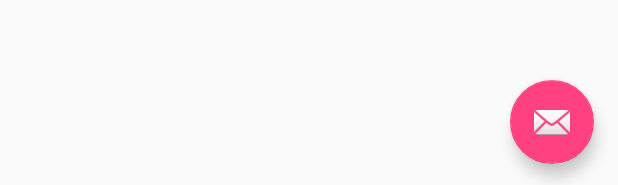
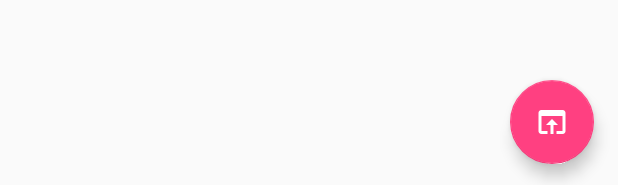
Before and after one commit to phicdy/toto-anticipation, an Android app: the layout activity_game_list.xml on its own in the app's theme, with its tools: preview values and no code run, on a phone screen of 412 x 824 dp. Shown: the part 1048-1233 px from the top of the screen. Run offline under Robolectric (Android 15) with nearby library versions, the phone set to English and light mode, and no system bars; plain views replace SmoothProgressBar.

Commit message:
Change fab icon

```diff
--- a/android/app/src/main/res/layout/activity_game_list.xml
+++ b/android/app/src/main/res/layout/activity_game_list.xml
@@ -43,7 +43,7 @@
         android:layout_height="wrap_content"
         android:layout_gravity="bottom|end"
         android:layout_margin="@dimen/fab_margin"
-        app:srcCompat="@android:drawable/ic_dialog_email" />
+        app:srcCompat="@drawable/ic_open_in_browser_white_24dp" />
 
 
 </android.support.design.widget.CoordinatorLayout>
```
Also changed, not shown: android/app/src/main/res/drawable-hdpi/ic_open_in_browser_white_24dp.png (added), android/app/src/main/res/drawable-mdpi/ic_open_in_browser_white_24dp.png (added), android/app/src/main/res/drawable-xhdpi/ic_open_in_browser_white_24dp.png (added), android/app/src/main/res/drawable-xxhdpi/ic_open_in_browser_white_24dp.png (added), android/app/src/main/res/drawable-xxxhdpi/ic_open_in_browser_white_24dp.png (added).
